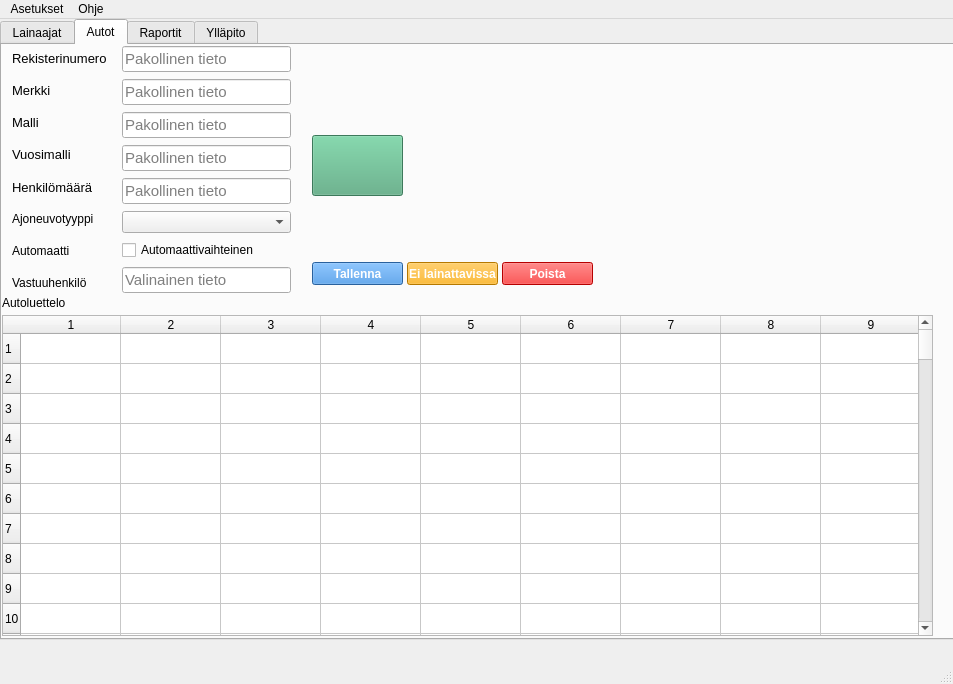
This is administrative.ui in HennaSalla/Autolainaus_hallinta as Qt 5 draws it before an edit. The edited form follows.
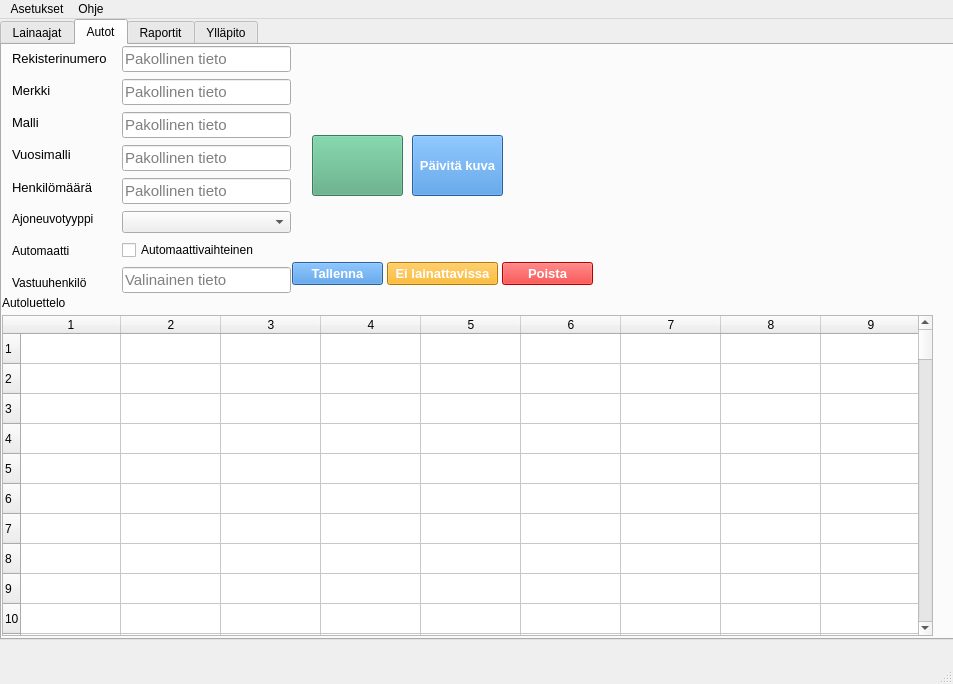
This is the edited form. The open tabs and pages were chosen to show the change. Icons and pictures are not drawn.

```diff
--- a/administrative.ui
+++ b/administrative.ui
@@ -618,7 +618,7 @@
      <widget class="QPushButton" name="saveVehiclePushButton">
       <property name="geometry">
        <rect>
-        <x>310</x>
+        <x>290</x>
         <y>217</y>
         <width>91</width>
         <height>23</height>
@@ -626,6 +626,7 @@
       </property>
       <property name="font">
        <font>
+        <pointsize>10</pointsize>
         <bold>true</bold>
        </font>
       </property>
@@ -869,6 +870,7 @@
       </property>
       <property name="font">
        <font>
+        <pointsize>10</pointsize>
         <bold>true</bold>
        </font>
       </property>
@@ -886,14 +888,15 @@
      <widget class="QPushButton" name="notUsableVehiclePushButton">
       <property name="geometry">
        <rect>
-        <x>405</x>
+        <x>385</x>
         <y>217</y>
-        <width>91</width>
+        <width>111</width>
         <height>23</height>
        </rect>
       </property>
       <property name="font">
        <font>
+        <pointsize>10</pointsize>
         <bold>true</bold>
        </font>
       </property>
@@ -908,6 +911,32 @@
        <string>Ei lainattavissa</string>
       </property>
      </widget>
+     <widget class="QPushButton" name="updatePicturePushButton">
+      <property name="geometry">
+       <rect>
+        <x>410</x>
+        <y>90</y>
+        <width>91</width>
+        <height>61</height>
+       </rect>
+      </property>
+      <property name="font">
+       <font>
+        <pointsize>10</pointsize>
+        <bold>true</bold>
+       </font>
+      </property>
+      <property name="cursor">
+       <cursorShape>PointingHandCursor</cursorShape>
+      </property>
+      <property name="styleSheet">
+       <string notr="true">color: rgb(255, 255, 255);
+background-color: rgb(57, 136, 220);</string>
+      </property>
+      <property name="text">
+       <string>Päivitä kuva</string>
+      </property>
+     </widget>
     </widget>
     <widget class="QWidget" name="reportsTab">
      <property name="cursor">
```
Left out of the diff: 6 changed lines with no effect on the pictures.
